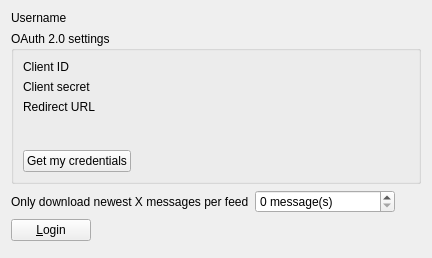
Qt form src/librssguard/services/gmail/gui/gmailaccountdetails.ui (norbusan/rssguard-debian) before a commit.
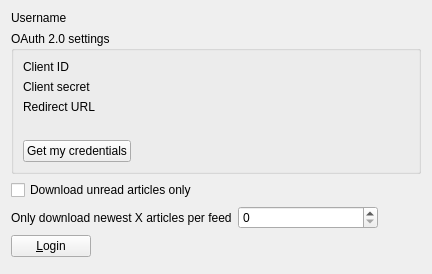
The same form after that commit. Custom widgets are drawn as their Qt base class.

What changed in the file:
```diff
--- a/src/librssguard/services/gmail/gui/gmailaccountdetails.ui
+++ b/src/librssguard/services/gmail/gui/gmailaccountdetails.ui
@@ -7,7 +7,7 @@
     <x>0</x>
     <y>0</y>
     <width>431</width>
-    <height>258</height>
+    <height>259</height>
    </rect>
   </property>
   <layout class="QFormLayout" name="formLayout_4">
@@ -115,12 +115,12 @@
      </layout>
     </widget>
    </item>
-   <item row="2" column="0" colspan="2">
+   <item row="3" column="0" colspan="2">
     <layout class="QFormLayout" name="formLayout_3">
      <item row="0" column="0">
       <widget class="QLabel" name="label">
        <property name="text">
-        <string>Only download newest X messages per feed</string>
+        <string>Only download newest X articles per feed</string>
        </property>
        <property name="buddy">
         <cstring>m_spinLimitMessages</cstring>
@@ -135,14 +135,11 @@
          <height>16777215</height>
         </size>
        </property>
-       <property name="suffix">
-        <string> message(s)</string>
-       </property>
       </widget>
      </item>
     </layout>
    </item>
-   <item row="3" column="0" colspan="2">
+   <item row="4" column="0" colspan="2">
     <layout class="QFormLayout" name="formLayout_2">
      <item row="0" column="0">
       <widget class="QPushButton" name="m_btnTestSetup">
@@ -160,7 +157,7 @@
      </item>
     </layout>
    </item>
-   <item row="4" column="0" colspan="2">
+   <item row="5" column="0" colspan="2">
     <spacer name="verticalSpacer">
      <property name="orientation">
       <enum>Qt::Vertical</enum>
@@ -173,21 +170,33 @@
      </property>
     </spacer>
    </item>
+   <item row="2" column="0" colspan="2">
+    <widget class="QCheckBox" name="m_cbDownloadOnlyUnreadMessages">
+     <property name="text">
+      <string>Download unread articles only</string>
+     </property>
+    </widget>
+   </item>
   </layout>
  </widget>
  <customwidgets>
-  <customwidget>
-   <class>LineEditWithStatus</class>
-   <extends>QWidget</extends>
-   <header>lineeditwithstatus.h</header>
-   <container>1</container>
-  </customwidget>
   <customwidget>
    <class>LabelWithStatus</class>
    <extends>QWidget</extends>
    <header>labelwithstatus.h</header>
    <container>1</container>
   </customwidget>
+  <customwidget>
+   <class>LineEditWithStatus</class>
+   <extends>QWidget</extends>
+   <header>lineeditwithstatus.h</header>
+   <container>1</container>
+  </customwidget>
+  <customwidget>
+   <class>MessageCountSpinBox</class>
+   <extends>QSpinBox</extends>
+   <header>messagecountspinbox.h</header>
+  </customwidget>
  </customwidgets>
  <resources/>
  <connections/>
```
Left out of the diff: 8 changed lines with no effect on the pictures.
